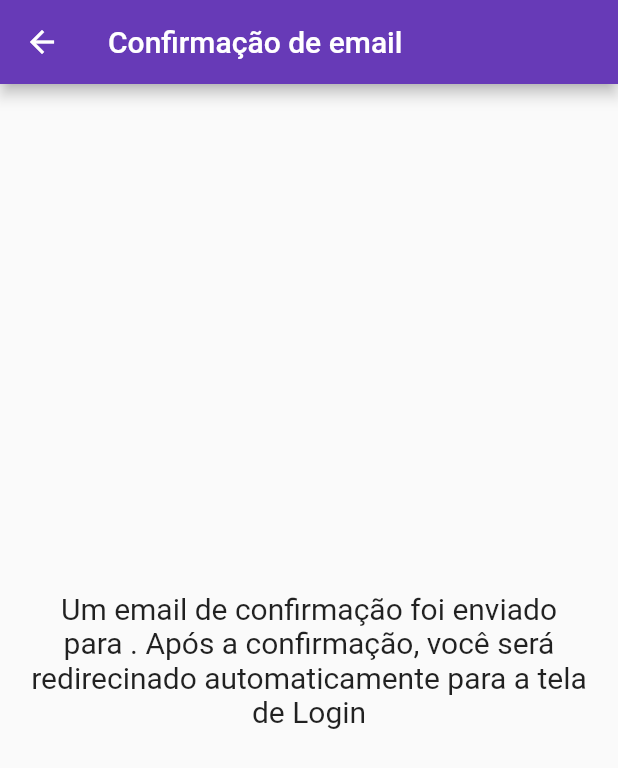
After one commit to Hulltan/What2Read, a Flutter app: the VerifyScreen screen opened by its route, on a phone screen of 412 x 824 dp. The commit adds this screen. Shown: the top 768 px of the screen. Run offline on Flutter 3.47's test engine with Material 2 defaults, Android fonts, the phone set to English and light mode, and no system bars; our stand-ins replace firebase_auth, firebase_core; accounts and stored records are empty; network calls fail.

Commit message:
confirmacao de email

```diff
--- a/lib/Controler/Firebase/sing_up.dart
+++ b/lib/Controler/Firebase/sing_up.dart
@@ -1,5 +1,6 @@
 import 'package:flutter/material.dart';
 import 'package:firebase_auth/firebase_auth.dart';
+import 'package:what2read/Controler/Firebase/verify_email.dart';
 
 Future<void> SingUp(String email, String senha, _formKey, context) async{
   final auth = FirebaseAuth.instance;
@@ -11,8 +12,9 @@ Future<void> SingUp(String email, String senha, _formKey, context) async{
     try{
       await FirebaseAuth.instance.createUserWithEmailAndPassword(email: email, password: senha);
       user = auth.currentUser!;
-      user.sendEmailVerification();
-      Navigator.of(context).pop();
+      user.sendEmailVerification().then((value) {
+        Navigator.of(context).pushReplacement(MaterialPageRoute(builder: (context) => VerifyScreen()));
+      });
     }catch(e){
       print(e);
     }
--- /dev/null
+++ b/lib/Controler/Firebase/verify_email.dart
@@ -0,0 +1,68 @@
+import 'dart:async';
+import 'package:firebase_auth/firebase_auth.dart';
+import 'package:flutter/cupertino.dart';
+import 'package:flutter/material.dart';
+
+class VerifyScreen extends StatefulWidget {
+  @override
+  _VerifyScreenState createState() => _VerifyScreenState();
+}
+
+class _VerifyScreenState extends State<VerifyScreen> {
+  final auth = FirebaseAuth.instance;
+  User? user;
+  Timer? timer;
+
+  @override
+  void initState() {
+    user = auth.currentUser;
+    user!.sendEmailVerification();
+
+    timer = Timer.periodic(Duration(seconds: 2), (timer) {
+      checkEmailVerified();
+    });
+    super.initState();
+  }
+
+  @override
+  void dispose() {
+    timer!.cancel();
+    super.dispose();
+  }
+
+  @override
+  Widget build(BuildContext context) {
+    return Scaffold(
+      appBar: AppBar(title: Text('Confirmação de email')),
+        body: Center(
+          child: Column(
+            mainAxisAlignment: MainAxisAlignment.spaceAround,
+            crossAxisAlignment: CrossAxisAlignment.center,
+            children: [
+              Container(
+                padding: EdgeInsets.all(20),
+                child: Text(
+                  'Um email de confirmação foi enviado para ${user!.email}. Após a confirmação, você será redirecinado automaticamente para a tela de Login',
+                  style: TextStyle(
+                    color: Colors.black87,
+                    fontSize: 20,
+                    fontWeight: FontWeight.w400,
+                  ),
+                  textAlign: TextAlign.center,
+                ),
+              ),
+            ],
+          ),
+        ),
+    );
+  }
+
+  Future<void> checkEmailVerified() async {
+    user = auth.currentUser;
+    await user!.reload();
+    if (user!.emailVerified) {
+      timer!.cancel();
+      Navigator. popUntil (context, ModalRoute. withName ('/'));
+    }
+  }
+}
--- a/lib/View/login.dart
+++ b/lib/View/login.dart
@@ -64,7 +64,7 @@ class _LoginPageState extends State<LoginPage> {
               onPressed: () {
                 if (_formKey.currentState!.validate()) {
                   _formKey.currentState!.save();
-                  SingIn(email, senha, _formKey);
+                  SingIn(email, senha, _formKey, context);
                 }
               },
               label: Text("Entrar"),
--- a/lib/main.dart
+++ b/lib/main.dart
@@ -2,6 +2,7 @@ import 'package:flutter/cupertino.dart';
 import 'package:flutter/material.dart';
 import 'package:what2read/View/register.dart';
 import 'Controler/Firebase/firebase_init.dart';
+import 'Controler/Firebase/verify_email.dart';
 import 'View/login.dart';
 import 'View/home.dart';
 
@@ -24,6 +25,7 @@ class MyApp extends StatelessWidget {
           '/': (context) => HomePage(title: 'What2Read'),
           '/login': (context) => LoginPage(title: "Login"),
           '/cadastro': (context) => RegisterPage(title: "Cadastro"),
+          '/verify' : (context) => VerifyScreen(),
         });
   }
 }
```
Also changed, not shown: lib/Controler/Firebase/sing_in.dart (+13 -8 lines).
